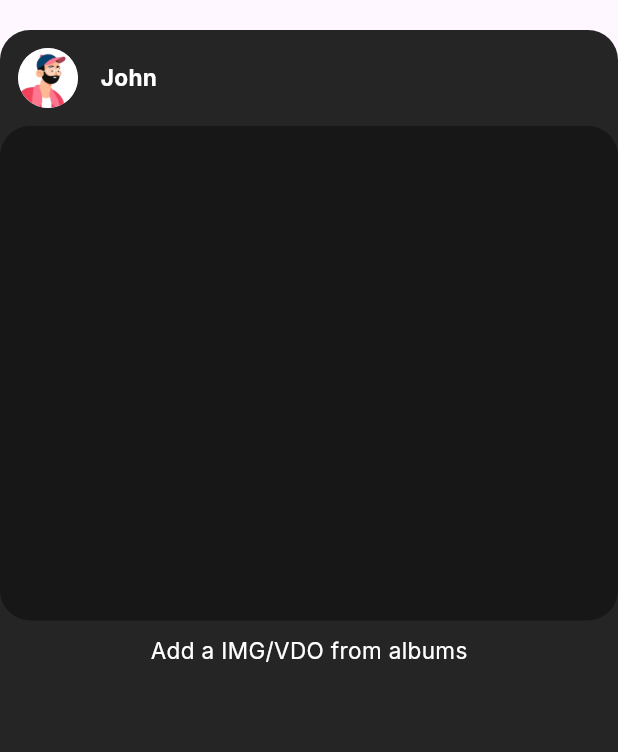
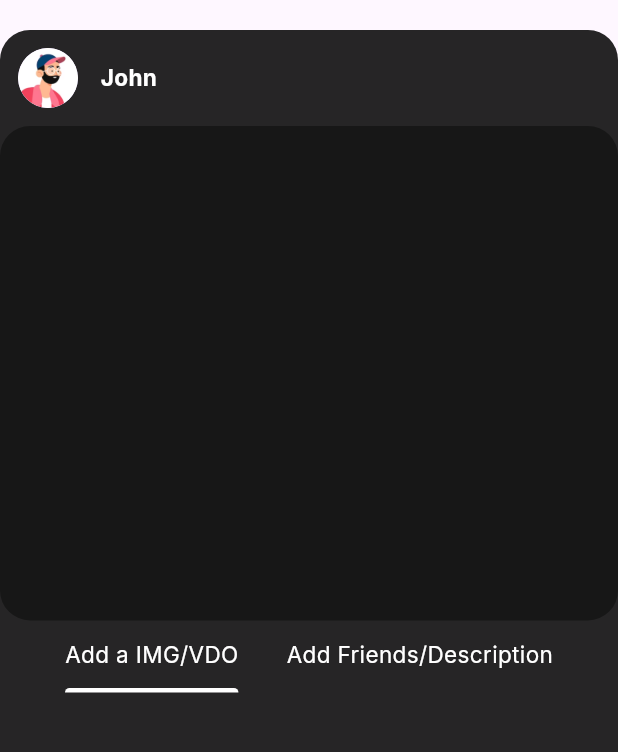
Before and after one commit to Yong509/stepp-app, a Flutter app: the AddCoverPage screen opened directly, on a phone screen of 412 x 824 dp, the part 69-821 px from its top. Run offline on Flutter 3.47's test engine with Material 3 defaults, Android fonts, the phone set to English and light mode, and no system bars; our stand-ins replace cached_network_image, google_fonts, phosphor_flutter, skeletonizer, sliding_up_panel, video_player; missing offline and left inert: easy_image_viewer, photo_manager, photo_manager_image_provider; network calls fail.

Commit message:
create tab for add cover

```diff
--- /dev/null
+++ b/lib/constants/home/add/add_cover_stepp_tab_menu.dart
@@ -0,0 +1,19 @@
+import 'package:flutter/material.dart';
+import 'package:stepp_app/widgets/home/add_stepp_place/add_cover_stepp_description.dart';
+import 'package:stepp_app/widgets/home/add_stepp_place/add_cover_stepp_image_tab.dart';
+
+class AddCoverSteppTabMenu {
+  static List<Tab> addCoverSteppTabMenu = [
+    const Tab(
+      text: "Add a IMG/VDO",
+    ),
+    const Tab(
+      text: "Add Friends/Description",
+    ),
+  ];
+
+  static List<Widget> addSteppTabView = [
+    const AddCoverSteppImageTab(),
+    const AddCoverSteppPlaceDescription(),
+  ];
+}
--- a/lib/constants/home/add_stepp_tab_menu.dart
+++ b/lib/constants/home/add/add_stepp_tab_menu.dart
@@ -2,7 +2,8 @@ import 'package:flutter/material.dart';
 import 'package:phosphor_flutter/phosphor_flutter.dart';
 import 'package:stepp_app/constants/home/home_page_size.dart';
 import 'package:stepp_app/constants/ui_strings.dart';
-import 'package:stepp_app/widgets/home/add/add_stepp_place_tab.dart';
+import 'package:stepp_app/widgets/home/add_stepp_place/add_stepp_place_tab.dart';
+
 class AddSteppTabMenu {
   static List<Tab> addSteppMenu = [
     Tab(
@@ -34,7 +35,7 @@ class AddSteppTabMenu {
     ),
   ];
 
-  static List<Widget> addSteppTabView = [
+  static List<Widget> addCoverSteppTabView = [
     Container(),
     const AddSteppPlaceTab(),
     Container(),
--- a/lib/pages/home/feed/add_cover_stepp_page.dart
+++ b/lib/pages/home/feed/add_cover_stepp_page.dart
@@ -3,8 +3,8 @@ import 'package:photo_manager/photo_manager.dart';
 import 'package:photo_manager_image_provider/photo_manager_image_provider.dart';
 import 'package:provider/provider.dart';
 import 'package:skeletonizer/skeletonizer.dart';
-import 'package:stepp_app/constants/home/add_cover_stepp_page_sizes.dart';
-import 'package:stepp_app/constants/home/add_cover_stepp_page_ui_strings.dart';
+import 'package:stepp_app/constants/home/add/add_cover_stepp_page_sizes.dart';
+import 'package:stepp_app/constants/home/add/add_cover_stepp_page_ui_strings.dart';
 import 'package:stepp_app/constants/place/stepp_place_ui_strings.dart';
 import 'package:stepp_app/constants/routes.dart';
 import 'package:stepp_app/constants/sizes.dart';
@@ -13,7 +13,8 @@ import 'package:stepp_app/providers/home/add_stepp_place_provider.dart';
 import 'package:stepp_app/styles/app_theme.dart';
 import 'package:stepp_app/utils/build_context_helper.dart';
 import 'package:stepp_app/widgets/custom_button.dart';
-import 'package:stepp_app/widgets/home/add/image_gallery_grid.dart';
+import 'package:stepp_app/widgets/home/add_stepp_place/add_cover_stepp_tab.dart';
+import 'package:stepp_app/widgets/home/image_gallery_grid.dart';
 import 'package:video_player/video_player.dart';
 
 class AddCoverPage extends StatefulWidget {
@@ -131,7 +132,7 @@ class _AddCoverPageState extends State<AddCoverPage> {
                     ),
                     child: _buildCoverImage(),
                   ),
-                  _buildAddDescription()
+                  const AddCoverSteppTab(),
                 ],
               ),
             ),
@@ -141,7 +142,7 @@ class _AddCoverPageState extends State<AddCoverPage> {
     );
   }
 
-  Widget _buildAddDescription() {
+  Widget _buildAddImageToCover() {
     return Expanded(
       child: Padding(
         padding: Sizes.onlyTopPaddingMedium,
--- a/lib/pages/home/feed/add_each_stepp_page.dart
+++ b/lib/pages/home/feed/add_each_stepp_page.dart
@@ -16,7 +16,7 @@ import 'package:stepp_app/styles/app_theme.dart';
 import 'package:stepp_app/utils/build_context_helper.dart';
 import 'package:stepp_app/widgets/custom_button.dart';
 import 'package:stepp_app/widgets/default_dialog.dart';
-import 'package:stepp_app/widgets/home/add/each_stepp_panel.dart';
+import 'package:stepp_app/widgets/home/each_stepp_panel.dart';
 import 'package:video_player/video_player.dart';
 
 class AddEachSteppPage extends StatefulWidget {
--- a/lib/pages/home/home_page.dart
+++ b/lib/pages/home/home_page.dart
@@ -8,7 +8,7 @@ import 'package:stepp_app/pages/home/feed/feed_page.dart';
 import 'package:stepp_app/providers/home/add_stepp_place_provider.dart';
 import 'package:stepp_app/providers/home/home_provider.dart';
 import 'package:stepp_app/styles/app_theme.dart';
-import 'package:stepp_app/widgets/home/add/add_stepp_panel.dart';
+import 'package:stepp_app/widgets/home/add_stepp_place/add_stepp_panel.dart';
 import 'package:stepp_app/widgets/page_layout.dart';
 
 class HomePage extends StatefulWidget {
--- /dev/null
+++ b/lib/widgets/home/add_stepp_place/add_cover_stepp_description.dart
@@ -0,0 +1,15 @@
+import 'package:flutter/material.dart';
+
+class AddCoverSteppPlaceDescription extends StatefulWidget {
+  const AddCoverSteppPlaceDescription({super.key});
+
+  @override
+  State<AddCoverSteppPlaceDescription> createState() => _AddCoverSteppPlaceDescriptionState();
+}
+
+class _AddCoverSteppPlaceDescriptionState extends State<AddCoverSteppPlaceDescription> {
+  @override
+  Widget build(BuildContext context) {
+    return const Placeholder();
+  }
+}
--- /dev/null
+++ b/lib/widgets/home/add_stepp_place/add_cover_stepp_image_tab.dart
@@ -0,0 +1,33 @@
+import 'package:flutter/material.dart';
+import 'package:stepp_app/constants/sizes.dart';
+import 'package:stepp_app/widgets/home/image_gallery_grid.dart';
+
+class AddCoverSteppImageTab extends StatefulWidget {
+  const AddCoverSteppImageTab({super.key});
+
+  @override
+  State<AddCoverSteppImageTab> createState() => _AddCoverSteppImageTabState();
+}
+
+class _AddCoverSteppImageTabState extends State<AddCoverSteppImageTab> {
+  @override
+  Widget build(BuildContext context) {
+    return Padding(
+      padding: Sizes.onlyTopPaddingMedium,
+      child: Column(
+        children: [
+          const SizedBox(
+            height: Sizes.spacing5,
+          ),
+          Expanded(
+            child: ImageGalleryGrid(
+              isSelect: (entity) {
+                if (entity != null) {}
+              },
+            ),
+          )
+        ],
+      ),
+    );
+  }
+}
--- /dev/null
+++ b/lib/widgets/home/add_stepp_place/add_cover_stepp_tab.dart
@@ -0,0 +1,41 @@
+import 'package:flutter/material.dart';
+import 'package:stepp_app/constants/home/add/add_cover_stepp_tab_menu.dart';
+import 'package:stepp_app/utils/build_context_helper.dart';
+
+class AddCoverSteppTab extends StatelessWidget {
+  const AddCoverSteppTab({super.key});
+
+  @override
+  Widget build(BuildContext context) {
+    return Expanded(
+      child: Material(
+        color: Colors.transparent,
+        child: DefaultTabController(
+          length: AddCoverSteppTabMenu.addCoverSteppTabMenu.length,
+          child: Column(
+            crossAxisAlignment: CrossAxisAlignment.center,
+            children: [
+              TabBar(
+                splashFactory: NoSplash.splashFactory,
+                isScrollable: false,
+                tabAlignment: TabAlignment.center,
+                overlayColor: MaterialStateProperty.all(Colors.transparent),
+                unselectedLabelColor: Colors.white,
+                dividerColor: Colors.transparent,
+                indicatorColor: Colors.white,
+                labelColor: Colors.white,
+                labelStyle: context.textTheme.bodyMedium,
+                tabs: AddCoverSteppTabMenu.addCoverSteppTabMenu,
+              ),
+              Flexible(
+                child: TabBarView(
+                  children: AddCoverSteppTabMenu.addSteppTabView,
+                ),
+              ),
+            ],
+          ),
+        ),
+      ),
+    );
+  }
+}
--- a/lib/widgets/home/add/add_stepp_panel.dart
+++ b/lib/widgets/home/add_stepp_place/add_stepp_panel.dart
@@ -1,7 +1,7 @@
 import 'package:flutter/material.dart';
 import 'package:stepp_app/constants/home/home_page_size.dart';
 import 'package:stepp_app/styles/app_theme.dart';
-import 'package:stepp_app/widgets/home/add/add_stepp_tab.dart';
+import 'package:stepp_app/widgets/home/add_stepp_place/add_stepp_tab.dart';
 
 class AddSteppPanel extends StatefulWidget {
   const AddSteppPanel({super.key});
--- a/lib/widgets/home/add/add_stepp_tab.dart
+++ b/lib/widgets/home/add_stepp_place/add_stepp_tab.dart
@@ -1,5 +1,5 @@
 import 'package:flutter/material.dart';
-import 'package:stepp_app/constants/home/add_stepp_tab_menu.dart';
+import 'package:stepp_app/constants/home/add/add_stepp_tab_menu.dart';
 import 'package:stepp_app/constants/home/home_page_size.dart';
 import 'package:stepp_app/utils/build_context_helper.dart';
 
@@ -31,7 +31,7 @@ class AddSteppTab extends StatelessWidget {
             ),
             Flexible(
               child: TabBarView(
-                children: AddSteppTabMenu.addSteppTabView,
+                children: AddSteppTabMenu.addCoverSteppTabView,
               ),
             ),
           ],
--- a/lib/widgets/home/add/each_stepp_panel.dart
+++ b/lib/widgets/home/each_stepp_panel.dart
@@ -17,7 +17,7 @@ import 'package:stepp_app/styles/app_theme.dart';
 import 'package:stepp_app/utils/build_context_helper.dart';
 import 'package:stepp_app/widgets/custom_button.dart';
 import 'package:stepp_app/widgets/custom_text_field.dart';
-import 'package:stepp_app/widgets/home/add/image_gallery_grid.dart';
+import 'package:stepp_app/widgets/home/image_gallery_grid.dart';
 
 class EachSteppPanel extends StatefulWidget {
   const EachSteppPanel({
```
Also changed, not shown: lib/constants/home/add/add_cover_stepp_page_sizes.dart (renamed from lib/constants/home/add_cover_stepp_page_sizes.dart), lib/constants/home/add/add_cover_stepp_page_ui_strings.dart (renamed from lib/constants/home/add_cover_stepp_page_ui_strings.dart), lib/widgets/home/add_stepp_place/add_stepp_place_tab.dart (renamed from lib/widgets/home/add/add_stepp_place_tab.dart), lib/widgets/home/image_gallery_grid.dart (renamed from lib/widgets/home/add/image_gallery_grid.dart).
